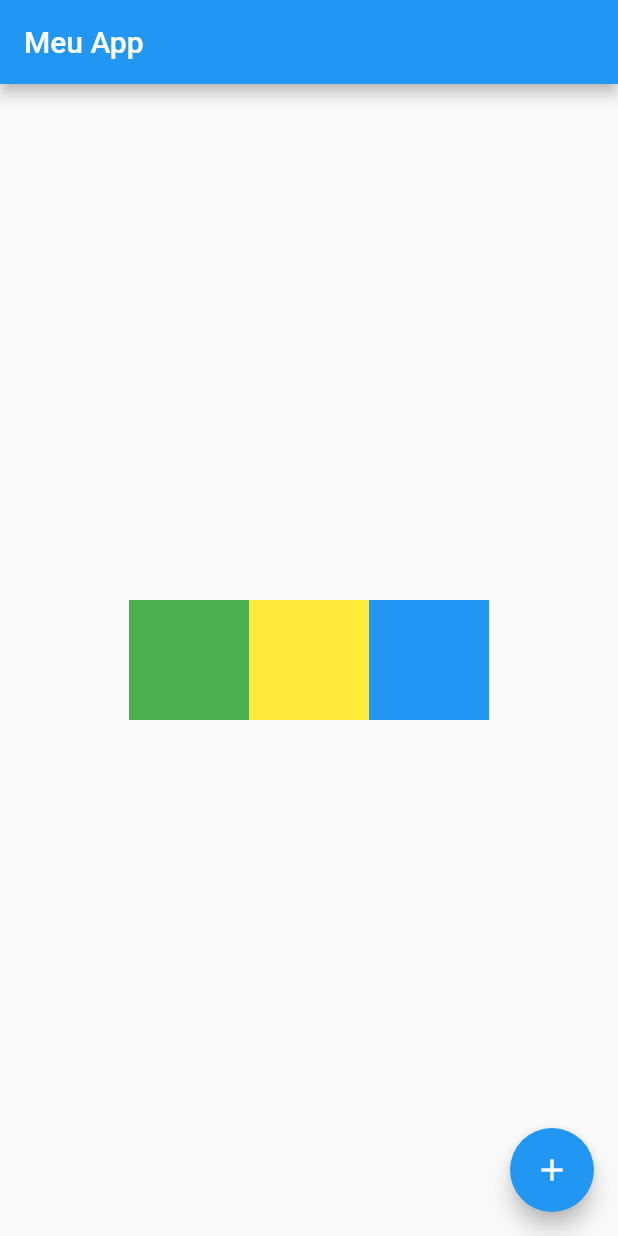
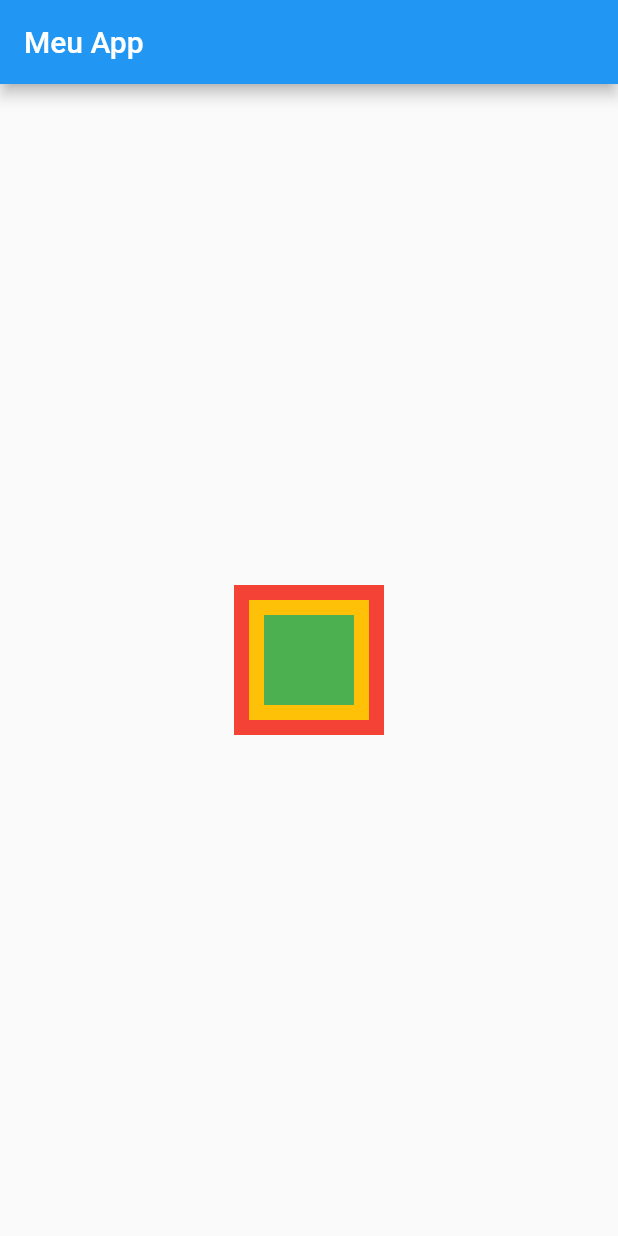
Before and after one commit to gilsonmaran/flutter-app, a Flutter app: the screen it shows after launch, on a phone screen of 412 x 824 dp. Run offline on Flutter 3.47's test engine with Material 2 defaults, Android fonts, the phone set to English and light mode, and no system bars.

Commit message:
feat: termino da aula 19

```diff
--- a/lib/home_page.dart
+++ b/lib/home_page.dart
@@ -9,6 +9,9 @@ class HomePage extends StatefulWidget {
 
 class _HomePageState extends State<HomePage> {
   var count = 0;
+  final names = ['João', 'Gilson', 'Cristina', 'Eduardo', 'Maria'];
+  final list = <String>[];
+  final controller = TextEditingController();
 
   @override
   Widget build(BuildContext context) {
@@ -17,36 +20,14 @@ class _HomePageState extends State<HomePage> {
         title: const Text('Meu App'),
       ),
       body: Center(
-        child: Row(
-          mainAxisAlignment: MainAxisAlignment.center,
-          crossAxisAlignment: CrossAxisAlignment.center,
-          children: [
-            Container(
-              width: 80,
-              height: 80,
-              color: Colors.green,
-            ),
-            Container(
-              width: 80,
-              height: 80,
-              color: Colors.yellow,
-            ),
-            Container(
-              width: 80,
-              height: 80,
-              color: Colors.blue,
-            )
-          ]
-          ),
-      ),
-      floatingActionButton: FloatingActionButton(
-        child: const Icon(Icons.add),
-        onPressed: () {
-          setState(() {
-            count++;
-          });
-        },
-      ),
+        child: Stack(
+        alignment: Alignment.center,
+        children: [
+          Container(width: 100, height: 100, color: Colors.red),
+          Container(width: 80, height: 80, color: Colors.amber),
+          Container(width: 60, height: 60, color: Colors.green),
+        ],
+      ),)
     );
   }
 }
```
